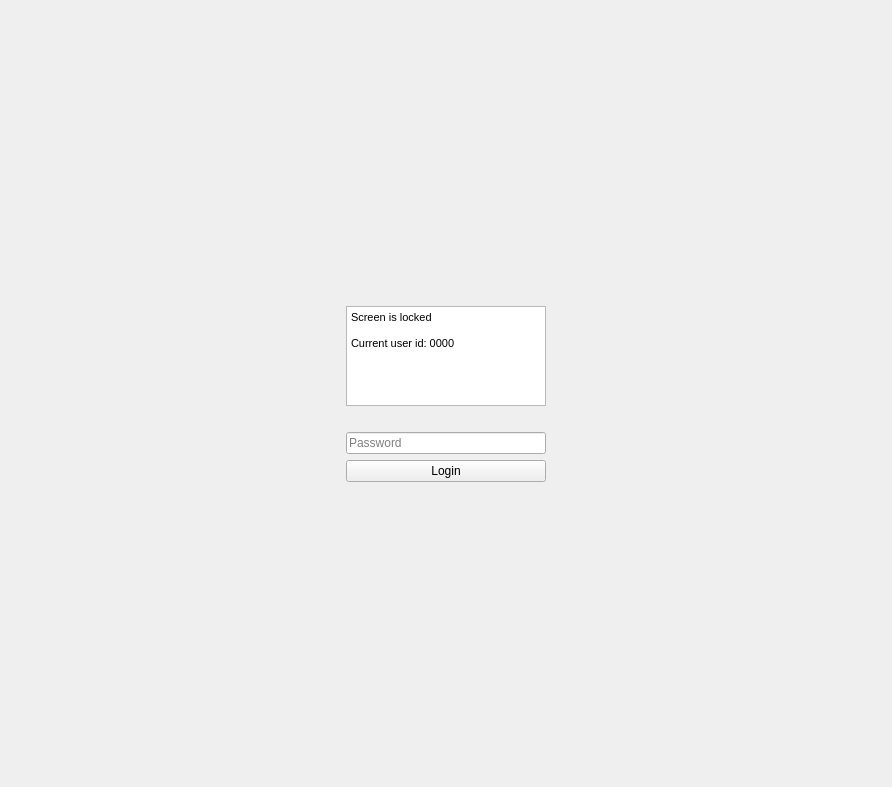
This is UI/rad.ui in nilsgehlin/team-dft as Qt 5 draws it before an edit. The edited form follows.
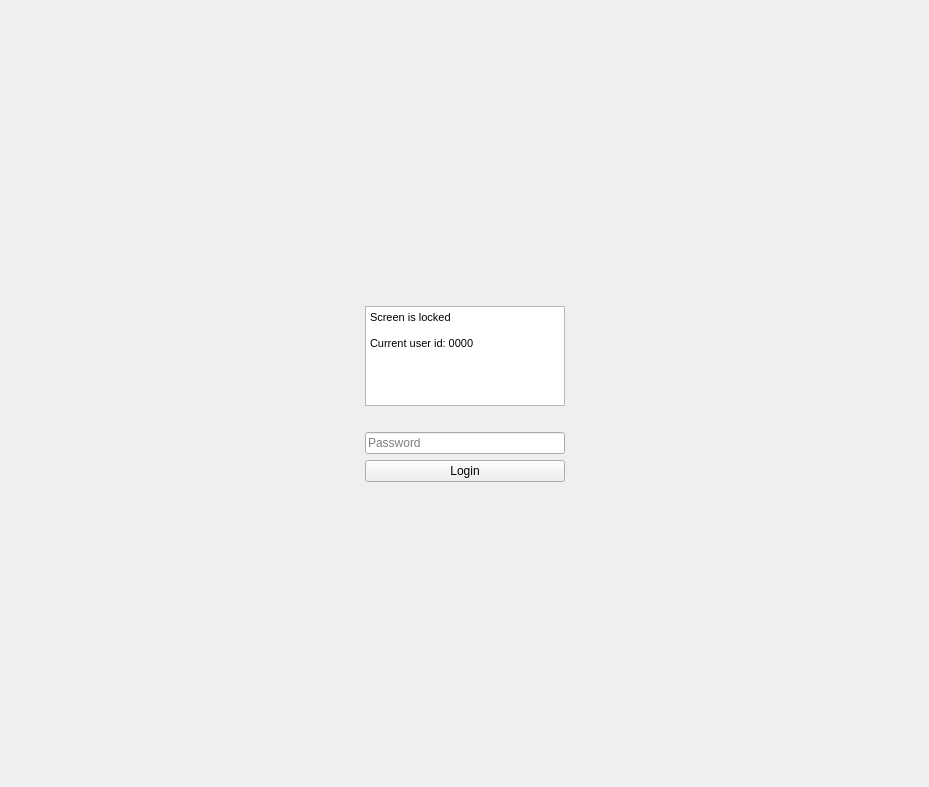
This is the edited form. The open tabs and pages were chosen to show the change.

What changed in the file:
```diff
--- a/UI/rad.ui
+++ b/UI/rad.ui
@@ -6,7 +6,7 @@
    <rect>
     <x>0</x>
     <y>0</y>
-    <width>888</width>
+    <width>929</width>
     <height>787</height>
    </rect>
   </property>
@@ -1765,6 +1765,15 @@
              </color>
             </brush>
            </colorrole>
+           <colorrole role="PlaceholderText">
+            <brush brushstyle="NoBrush">
+             <color alpha="128">
+              <red>0</red>
+              <green>0</green>
+              <blue>0</blue>
+             </color>
+            </brush>
+           </colorrole>
           </active>
           <inactive>
            <colorrole role="WindowText">
@@ -1902,6 +1911,15 @@
              </color>
             </brush>
            </colorrole>
+           <colorrole role="PlaceholderText">
+            <brush brushstyle="NoBrush">
+             <color alpha="128">
+              <red>0</red>
+              <green>0</green>
+              <blue>0</blue>
+             </color>
+            </brush>
+           </colorrole>
           </inactive>
           <disabled>
            <colorrole role="WindowText">
@@ -2039,6 +2057,15 @@
              </color>
             </brush>
            </colorrole>
+           <colorrole role="PlaceholderText">
+            <brush brushstyle="NoBrush">
+             <color alpha="128">
+              <red>0</red>
+              <green>0</green>
+              <blue>0</blue>
+             </color>
+            </brush>
+           </colorrole>
           </disabled>
          </palette>
         </property>
@@ -2065,11 +2092,11 @@
          <string>&lt;!DOCTYPE HTML PUBLIC &quot;-//W3C//DTD HTML 4.0//EN&quot; &quot;http://www.w3.org/TR/REC-html40/strict.dtd&quot;&gt;
 &lt;html&gt;&lt;head&gt;&lt;meta name=&quot;qrichtext&quot; content=&quot;1&quot; /&gt;&lt;style type=&quot;text/css&quot;&gt;
 p, li { white-space: pre-wrap; }
-&lt;/style&gt;&lt;/head&gt;&lt;body style=&quot; font-family:'MS Shell Dlg 2'; font-size:8.25pt; font-weight:400; font-style:normal;&quot;&gt;
-&lt;p style=&quot; margin-top:0px; margin-bottom:0px; margin-left:0px; margin-right:0px; -qt-block-indent:0; text-indent:0px;&quot;&gt;Screen is locked&lt;/p&gt;
-&lt;p style=&quot;-qt-paragraph-type:empty; margin-top:0px; margin-bottom:0px; margin-left:0px; margin-right:0px; -qt-block-indent:0; text-indent:0px;&quot;&gt;&lt;br /&gt;&lt;/p&gt;
-&lt;p style=&quot; margin-top:0px; margin-bottom:0px; margin-left:0px; margin-right:0px; -qt-block-indent:0; text-indent:0px;&quot;&gt;Current user id: 0000&lt;/p&gt;
-&lt;p style=&quot;-qt-paragraph-type:empty; margin-top:0px; margin-bottom:0px; margin-left:0px; margin-right:0px; -qt-block-indent:0; text-indent:0px;&quot;&gt;&lt;br /&gt;&lt;/p&gt;&lt;/body&gt;&lt;/html&gt;</string>
+&lt;/style&gt;&lt;/head&gt;&lt;body style=&quot; font-family:'.AppleSystemUIFont'; font-size:13pt; font-weight:400; font-style:normal;&quot;&gt;
+&lt;p style=&quot; margin-top:0px; margin-bottom:0px; margin-left:0px; margin-right:0px; -qt-block-indent:0; text-indent:0px;&quot;&gt;&lt;span style=&quot; font-family:'MS Shell Dlg 2'; font-size:8.25pt;&quot;&gt;Screen is locked&lt;/span&gt;&lt;/p&gt;
+&lt;p style=&quot;-qt-paragraph-type:empty; margin-top:0px; margin-bottom:0px; margin-left:0px; margin-right:0px; -qt-block-indent:0; text-indent:0px; font-family:'MS Shell Dlg 2'; font-size:8.25pt;&quot;&gt;&lt;br /&gt;&lt;/p&gt;
+&lt;p style=&quot; margin-top:0px; margin-bottom:0px; margin-left:0px; margin-right:0px; -qt-block-indent:0; text-indent:0px;&quot;&gt;&lt;span style=&quot; font-family:'MS Shell Dlg 2'; font-size:8.25pt;&quot;&gt;Current user id: 0000&lt;/span&gt;&lt;/p&gt;
+&lt;p style=&quot;-qt-paragraph-type:empty; margin-top:0px; margin-bottom:0px; margin-left:0px; margin-right:0px; -qt-block-indent:0; text-indent:0px; font-family:'MS Shell Dlg 2'; font-size:8.25pt;&quot;&gt;&lt;br /&gt;&lt;/p&gt;&lt;/body&gt;&lt;/html&gt;</string>
         </property>
        </widget>
       </item>
```
Left out of the diff: 25 changed lines with no effect on the pictures.
